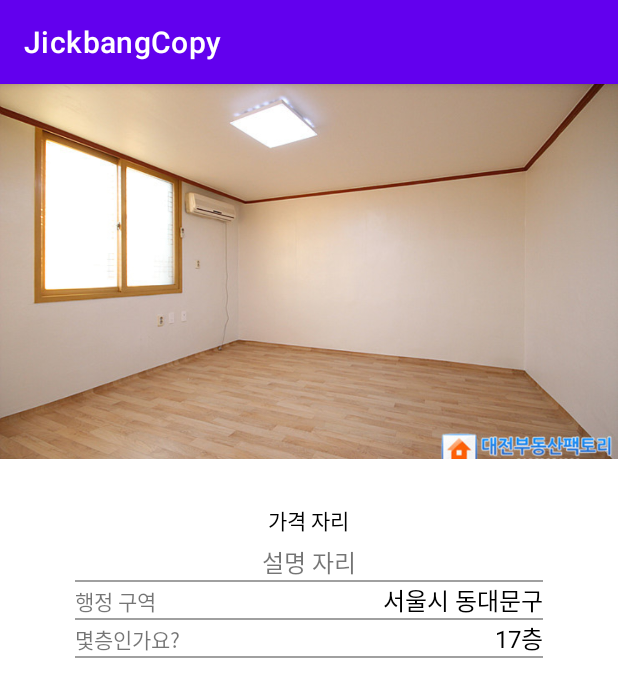
After one commit to ujin-Bang/JickbangCopy, an Android app: the ViewRoomDetailActivity screen opened directly, with no data from a screen before it, on a phone screen of 412 x 824 dp. The commit adds this screen. Shown: the top 697 px of the screen. Run offline under Robolectric (Android 15) with nearby library versions, the phone set to English and light mode, and no system bars.

Commit message:
방 상세 화면 ui작업

```diff
--- a/app/src/main/AndroidManifest.xml
+++ b/app/src/main/AndroidManifest.xml
@@ -10,6 +10,9 @@
         android:supportsRtl="true"
         android:theme="@style/Theme.JickbangCopy">
         <activity
+            android:name=".ViewRoomDetailActivity"
+            android:exported="false" />
+        <activity
             android:name=".MainActivity"
             android:exported="true">
             <intent-filter>
--- a/app/src/main/java/org/techtown/jickbangcopy/MainActivity.kt
+++ b/app/src/main/java/org/techtown/jickbangcopy/MainActivity.kt
@@ -27,7 +27,7 @@ class MainActivity : AppCompatActivity() {
 
         roomListView.setOnItemClickListener { adapterView, view, position, l ->
 
-            val clickledRoom =mRooms[position]
+            val clickledRoom = mRooms[position]
 
         }
 
--- /dev/null
+++ b/app/src/main/java/org/techtown/jickbangcopy/ViewRoomDetailActivity.kt
@@ -0,0 +1,11 @@
+package org.techtown.jickbangcopy
+
+import androidx.appcompat.app.AppCompatActivity
+import android.os.Bundle
+
+class ViewRoomDetailActivity : AppCompatActivity() {
+    override fun onCreate(savedInstanceState: Bundle?) {
+        super.onCreate(savedInstanceState)
+        setContentView(R.layout.activity_view_room_detail)
+    }
+}
--- /dev/null
+++ b/app/src/main/res/layout/activity_view_room_detail.xml
@@ -0,0 +1,150 @@
+<?xml version="1.0" encoding="utf-8"?>
+<androidx.appcompat.widget.LinearLayoutCompat xmlns:android="http://schemas.android.com/apk/res/android"
+    xmlns:app="http://schemas.android.com/apk/res-auto"
+    xmlns:tools="http://schemas.android.com/tools"
+    android:layout_width="match_parent"
+    android:layout_height="match_parent"
+    android:orientation="vertical"
+    tools:context=".ViewRoomDetailActivity">
+
+
+    <ImageView
+        android:layout_width="match_parent"
+        android:layout_height="250dp"
+        android:src="@drawable/bang"
+        android:scaleType="centerCrop"/>
+
+
+    <LinearLayout
+        android:paddingTop="20dp"
+        android:paddingBottom="20dp"
+        android:layout_gravity="center_vertical"
+        android:layout_width="match_parent"
+        android:layout_height="wrap_content"
+        android:orientation="vertical"
+        android:padding="30dp"
+        android:gravity="center">
+
+
+        <TextView
+            android:id="@+id/txtPrice"
+            android:textColor="#000000"
+            android:scrollbarSize="20sp"
+            android:layout_width="wrap_content"
+            android:layout_height="wrap_content"
+            android:text="가격 자리"/>
+
+        <TextView
+            android:layout_marginTop="5dp"
+            android:textSize="16sp"
+            android:id="@+id/txtDescription"
+            android:layout_width="wrap_content"
+            android:layout_height="wrap_content"
+            android:text="설명 자리"/>
+
+
+
+        <LinearLayout
+            android:paddingStart="20dp"
+            android:paddingEnd="20dp"
+            android:layout_width="match_parent"
+            android:layout_height="wrap_content"
+            android:orientation="vertical">
+
+
+            <TextView
+                android:layout_width="match_parent"
+                android:layout_height="1dp"
+                android:background="#a0a0a0"/>
+
+
+            <LinearLayout
+
+                android:layout_width="match_parent"
+                android:layout_height="wrap_content"
+                android:orientation="horizontal">
+
+
+                <TextView
+                    android:layout_width="wrap_content"
+                    android:layout_height="wrap_content"
+                    android:text="행정 구역"/>
+
+
+                <TextView
+                    android:layout_width="0dp"
+                    android:layout_height="wrap_content"
+                    android:layout_weight="1"/>
+
+
+
+                <TextView
+                    android:id="@+id/txtAddress"
+                    android:layout_width="wrap_content"
+                    android:layout_height="wrap_content"
+                    android:text="서울시 동대문구"
+                    android:textColor="#000000"
+                    android:textSize="16sp"/>
+
+
+
+
+
+            </LinearLayout>
+            <TextView
+                android:layout_width="match_parent"
+                android:layout_height="1dp"
+                android:background="#a0a0a0"/>
+
+            <LinearLayout
+
+                android:layout_width="match_parent"
+                android:layout_height="wrap_content"
+                android:orientation="horizontal">
+
+
+                <TextView
+                    android:layout_width="wrap_content"
+                    android:layout_height="wrap_content"
+                    android:text="몇층인가요?"/>
+
+
+                <TextView
+                    android:layout_width="0dp"
+                    android:layout_height="wrap_content"
+                    android:layout_weight="1"/>
+
+
+
+                <TextView
+                    android:id="@+id/txtFoor"
+                    android:layout_width="wrap_content"
+                    android:layout_height="wrap_content"
+                    android:text="17층"
+                    android:textColor="#000000"
+                    android:textSize="16sp"/>
+
+
+
+
+
+            </LinearLayout>
+            <TextView
+                android:layout_width="match_parent"
+                android:layout_height="1dp"
+                android:background="#a0a0a0"/>
+
+
+        </LinearLayout>
+
+
+
+    </LinearLayout>
+
+
+
+
+
+
+
+</androidx.appcompat.widget.LinearLayoutCompat>
```
Also changed, not shown: app/src/main/res/drawable/bang.png (added).
